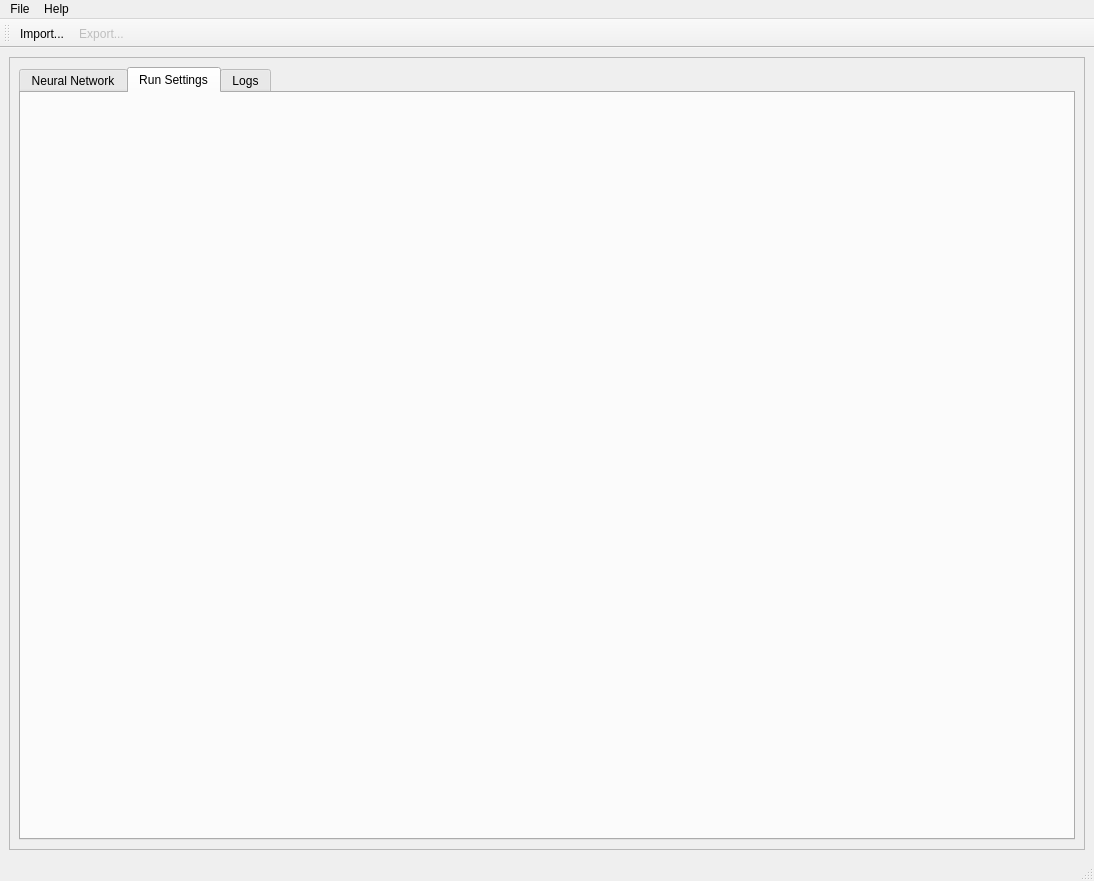
Old version of the form gui/MainWindow.ui in the repository obewan/SIPAI.
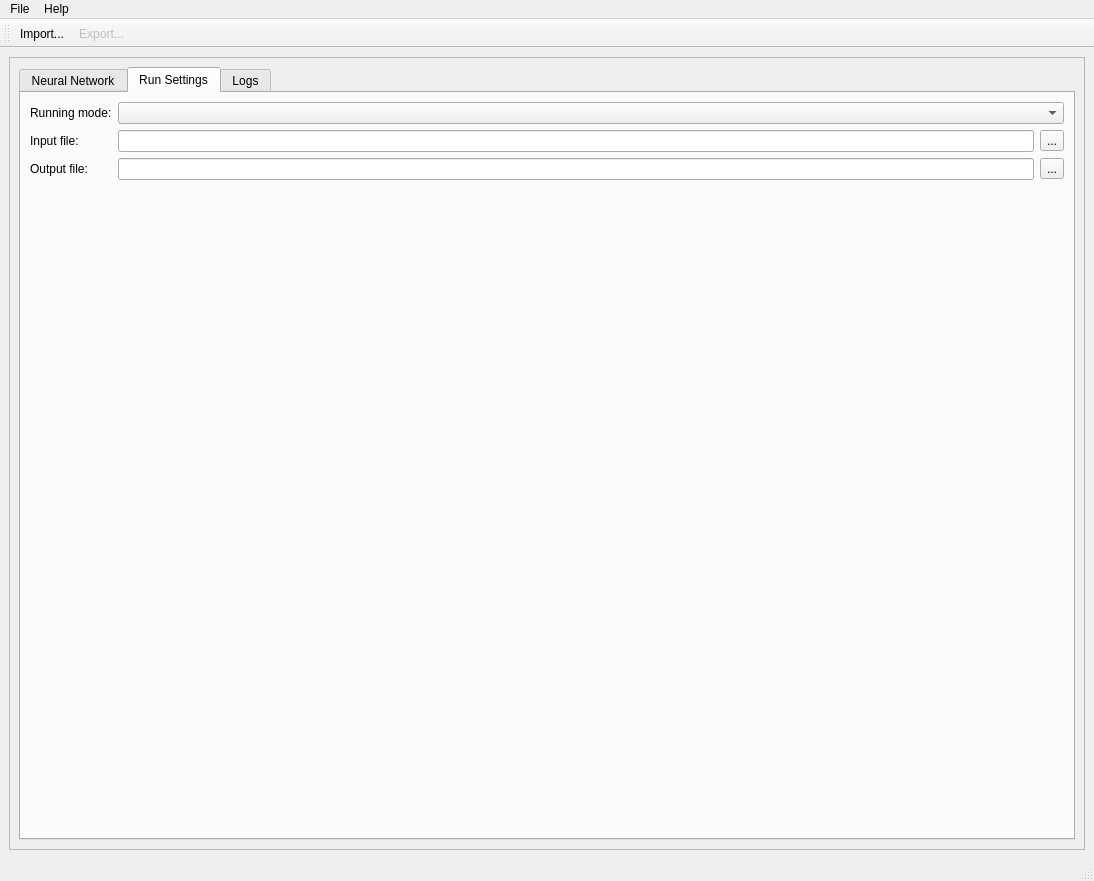
New version of the form. The open tabs and pages were chosen to show the change. Icons and pictures are not drawn.

```diff
--- a/gui/MainWindow.ui
+++ b/gui/MainWindow.ui
@@ -84,7 +84,7 @@
                <enum>QLayout::SetNoConstraint</enum>
               </property>
               <item>
-               <layout class="QFormLayout" name="formLayout">
+               <layout class="QFormLayout" name="formLayout_4">
                 <item row="0" column="0">
                  <widget class="QLabel" name="labelCurrentNetwork">
                   <property name="text">
@@ -540,6 +540,76 @@
            <attribute name="title">
             <string>Run Settings</string>
            </attribute>
+           <layout class="QHBoxLayout" name="horizontalLayout_7">
+            <item>
+             <layout class="QVBoxLayout" name="verticalLayout_4">
+              <item>
+               <layout class="QFormLayout" name="formLayout">
+                <item row="0" column="0">
+                 <widget class="QLabel" name="labelMode">
+                  <property name="text">
+                   <string>Running mode:</string>
+                  </property>
+                 </widget>
+                </item>
+                <item row="0" column="1">
+                 <widget class="QComboBox" name="comboBoxMode"/>
+                </item>
+                <item row="1" column="0">
+                 <widget class="QLabel" name="labelInputFile">
+                  <property name="text">
+                   <string>Input file:</string>
+                  </property>
+                 </widget>
+                </item>
+                <item row="1" column="1">
+                 <layout class="QHBoxLayout" name="horizontalLayout_8">
+                  <item>
+                   <widget class="QLineEdit" name="lineEditInputFile"/>
+                  </item>
+                  <item>
+                   <widget class="QToolButton" name="toolButtonInputFile">
+                    <property name="text">
+                     <string>...</string>
+                    </property>
+                    <property name="icon">
+                     <iconset resource="icons.qrc">
+                      <normaloff>:/icons/Document-open.svg</normaloff>:/icons/Document-open.svg</iconset>
+                    </property>
+                   </widget>
+                  </item>
+                 </layout>
+                </item>
+                <item row="2" column="0">
+                 <widget class="QLabel" name="labelOutputFile">
+                  <property name="text">
+                   <string>Output file:</string>
+                  </property>
+                 </widget>
+                </item>
+                <item row="2" column="1">
+                 <layout class="QHBoxLayout" name="horizontalLayout_2">
+                  <item>
+                   <widget class="QLineEdit" name="lineEditOuputFile"/>
+                  </item>
+                  <item>
+                   <widget class="QToolButton" name="toolButtonOutputFile">
+                    <property name="text">
+                     <string>...</string>
+                    </property>
+                    <property name="icon">
+                     <iconset resource="icons.qrc">
+                      <normaloff>:/icons/Document-open.svg</normaloff>:/icons/Document-open.svg</iconset>
+                    </property>
+                   </widget>
+                  </item>
+                 </layout>
+                </item>
+               </layout>
+              </item>
+             </layout>
+            </item>
+           </layout>
           </widget>
           <widget class="QWidget" name="tabLogs">
            <property name="sizePolicy">
```
Left out of the diff: 42 changed lines with no effect on the pictures.
